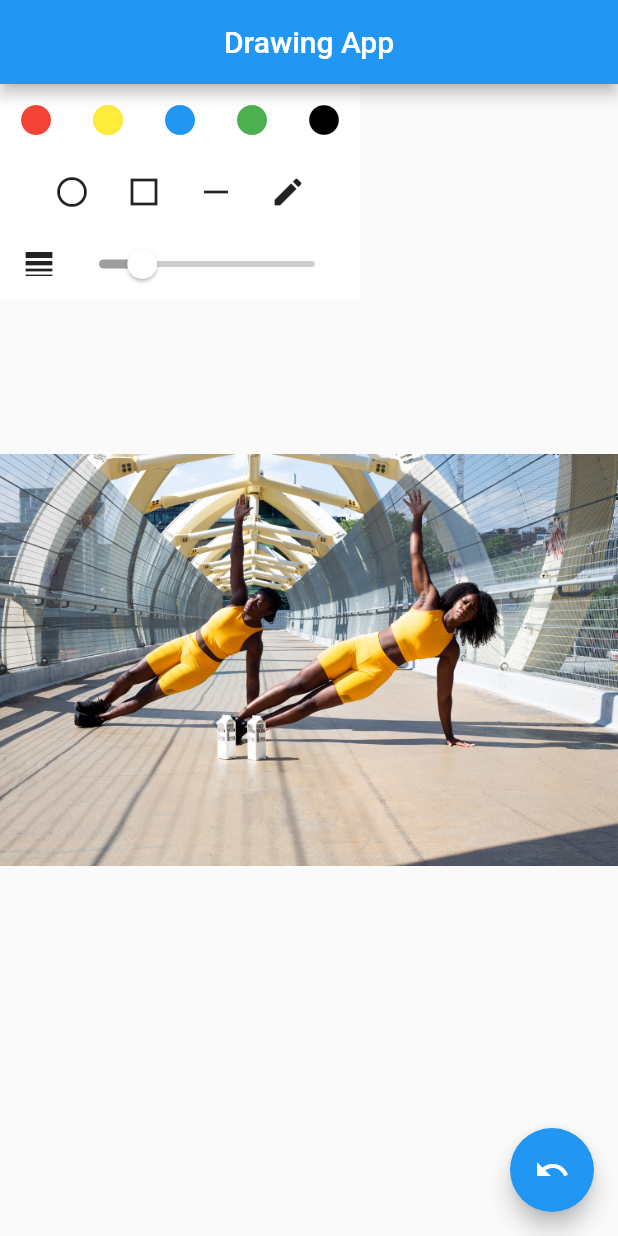
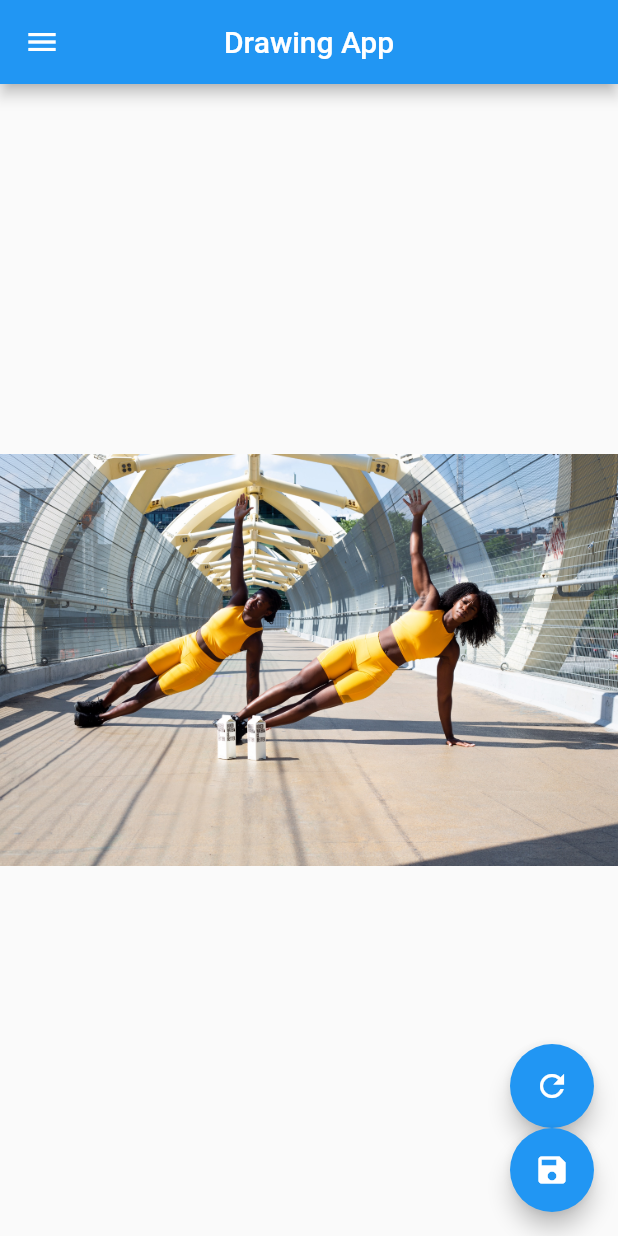
Before and after one commit to kiwisae99/flutter_practice, a Flutter app: the screen it shows after launch, on a phone screen of 412 x 824 dp. Run offline on Flutter 3.47's test engine with Material 2 defaults, Android fonts, the phone set to English and light mode, and no system bars; our stand-ins replace flutter_hooks.

Commit message:
Drawing App undo, redo, reset 구현

```diff
--- a/project2/lib/drawing_page.dart
+++ b/project2/lib/drawing_page.dart
@@ -5,12 +5,14 @@ import 'package:flutter_hooks/flutter_hooks.dart';
 import 'package:project2/drawing_canvas.dart';
 import 'package:project2/model/drawing_mode.dart';
 import 'package:project2/model/sketch.dart';
+import 'package:project2/model/undoredo_stack.dart';
 
 class DrawingPage extends HookWidget {
   const DrawingPage({super.key});
 
   @override
   Widget build(BuildContext context) {
+    final isMenuOpen = useState<bool>(false);
     final selectedColor = useState(Colors.black);
     final strokeSize = useState<double>(10);
     final eraserSize = useState<double>(30);
@@ -19,6 +21,8 @@ class DrawingPage extends HookWidget {
     final polygonSides = useState<int>(3);
     final backgroundImage = useState<Image?>(null);
     // final canvasGlobalkey = GlobalKey();
+    final savedSketches = useState<List<Sketch>>([]);
+
     ValueNotifier<Sketch?> currentSketch = useState(null);
     ValueNotifier<List<Sketch>> allSketches = useState([]);
     final animationController = useAnimationController(
@@ -26,17 +30,28 @@ class DrawingPage extends HookWidget {
       initialValue: 1,
     );
 
+    final undoRedoStack = useState(UndoRedoStack(
+      sketchesNotifier: allSketches,
+      currentSketchNotifier: currentSketch,
+    ));
+
     return Scaffold(
       appBar: AppBar(
+        leading: IconButton(
+          icon: Icon(Icons.menu),
+          onPressed: () => isMenuOpen.value = !isMenuOpen.value,
+        ),
         title: Text('Drawing App'),
         centerTitle: true,
       ),
-        body: Stack(
+      body: PageView(
+        children: [
+          Stack(
             children: [
               Container(
                 decoration: BoxDecoration(
-                  image: DecorationImage(
-                      image: AssetImage('assets/sidePlank.jpg'))),
+                    image:
+                        DecorationImage(image: AssetImage('assets/sidePlank.jpg'))),
               ),
               Container(
                 //color: kCanvasColor,
@@ -57,7 +72,9 @@ class DrawingPage extends HookWidget {
                   backgroundImage: backgroundImage,
                 ),
               ),
-            Positioned(
+              Visibility(
+                visible: isMenuOpen.value,
+                child: Positioned(
                   child: Container(
                     color: Colors.white,
                     child: Column(
@@ -155,29 +172,46 @@ class DrawingPage extends HookWidget {
                             ),
                           ],
                         ),
+                        Row(
+                          mainAxisSize: MainAxisSize.min,
+                          children: [
+                            IconButton(
+                                onPressed: allSketches.value.isNotEmpty
+                                    ? () => undoRedoStack.value.undo()
+                                    : null,
+                                icon: Icon(Icons.undo)),
+                            IconButton(
+                                onPressed: allSketches.value.isNotEmpty
+                                    ? () => undoRedoStack.value.redo()
+                                    : null,
+                                icon: Icon(Icons.redo))
                           ],
+                        )
+                      ],
+                    ),
                   ),
                 ),
               ),
             ],
           ),
-        floatingActionButton: Stack(
-          children: <Widget>[
-            Align(
-              alignment: Alignment.bottomRight,
-              child: FloatingActionButton(
-                child: Icon(Icons.undo),
-                onPressed: () {
-                  print(allSketches);
-                  allSketches.value.removeLast();
-                },
+          Text('빈 페이지'),
+        ],
       ),
+      floatingActionButton: Column(
+        mainAxisAlignment: MainAxisAlignment.end,
+        children: [
+          FloatingActionButton(
+            child: Icon(Icons.refresh),
+            onPressed: allSketches.value.isNotEmpty
+                ? () => undoRedoStack.value.clear()
+                : null,
           ),
-            // Align(
-            //   alignment: Alignment.bottomRight,
-            //   child: FloatingActionButton(...),
-            // ),
+          FloatingActionButton(
+            child: Icon(Icons.save),
+            onPressed: () => savedSketches.value = allSketches.value,
+          ),
         ],
-        ));
+      ),
+    );
   }
 }
--- /dev/null
+++ b/project2/lib/model/undoredo_stack.dart
@@ -0,0 +1,65 @@
+import 'package:flutter/material.dart';
+import 'package:project2/model/sketch.dart';
+
+
+class UndoRedoStack {
+  UndoRedoStack({
+    required this.sketchesNotifier,
+    required this.currentSketchNotifier,
+  }) {
+    _sketchCount = sketchesNotifier.value.length;
+    sketchesNotifier.addListener(_sketchesCountListener);
+  }
+
+  final ValueNotifier<List<Sketch>> sketchesNotifier;
+  final ValueNotifier<Sketch?> currentSketchNotifier;
+
+  ///Collection of sketches that can be redone.
+  late final List<Sketch> _redoStack = [];
+
+  ///Whether redo operation is possible.
+  ValueNotifier<bool> get canRedo => _canRedo;
+  late final ValueNotifier<bool> _canRedo = ValueNotifier(false);
+
+  late int _sketchCount;
+
+  void _sketchesCountListener() {
+    if (sketchesNotifier.value.length > _sketchCount) {
+      //if a new sketch is drawn,
+      //history is invalidated so clear redo stack
+      _redoStack.clear();
+      _canRedo.value = false;
+      _sketchCount = sketchesNotifier.value.length;
+    }
+  }
+
+  void clear() {
+    _sketchCount = 0;
+    sketchesNotifier.value = [];
+    _canRedo.value = false;
+    currentSketchNotifier.value = null;
+  }
+
+  void undo() {
+    final sketches = List<Sketch>.from(sketchesNotifier.value);
+    if (sketches.isNotEmpty) {
+      _sketchCount--;
+      _redoStack.add(sketches.removeLast());
+      sketchesNotifier.value = sketches;
+      _canRedo.value = true;
+      currentSketchNotifier.value = null;
+    }
+  }
+
+  void redo() {
+    if (_redoStack.isEmpty) return;
+    final sketch = _redoStack.removeLast();
+    _canRedo.value = _redoStack.isNotEmpty;
+    _sketchCount++;
+    sketchesNotifier.value = [...sketchesNotifier.value, sketch];
+  }
+
+  void dispose() {
+    sketchesNotifier.removeListener(_sketchesCountListener);
+  }
+}
```
Also changed, not shown: project2/lib/drawing_canvas.dart (+6 -1 lines). Lines whose indentation alone changed are shown as unchanged.
